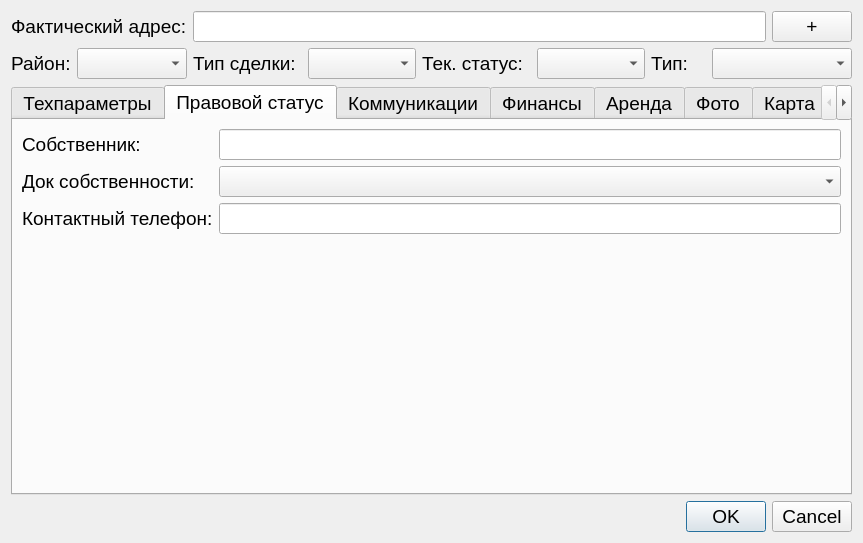
dieselrus/IRealtor_Desktop, file IRealtor_Desktop/realtyobject.ui: the form before one commit.
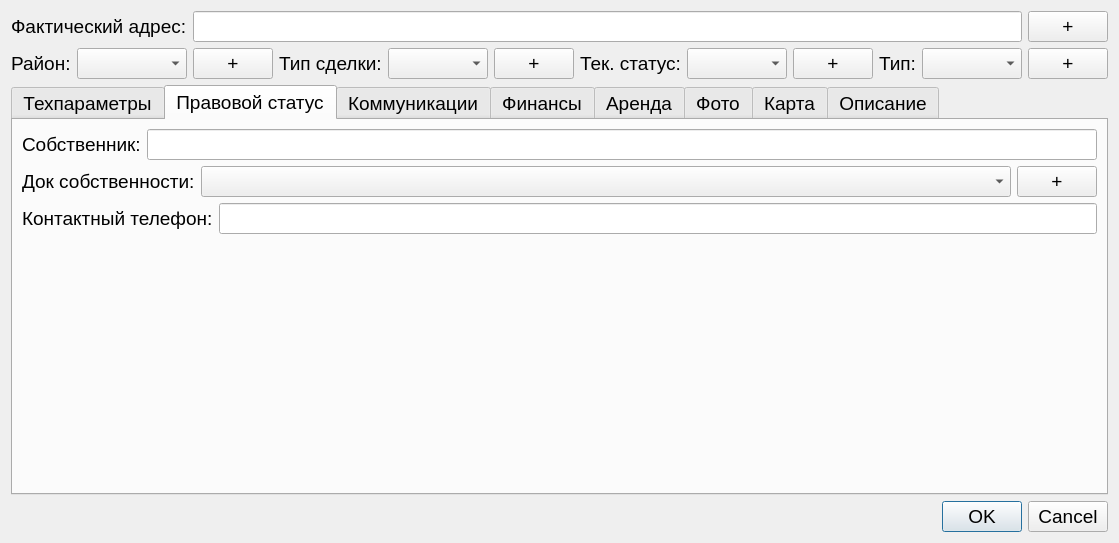
The form after the commit. The open tabs and pages were chosen to show the change.

Commit message: new form realty objects

Patch:
```diff
--- a/IRealtor_Desktop/realtyobject.ui
+++ b/IRealtor_Desktop/realtyobject.ui
@@ -6,8 +6,8 @@
    <rect>
     <x>0</x>
     <y>0</y>
-    <width>778</width>
-    <height>514</height>
+    <width>1000</width>
+    <height>524</height>
    </rect>
   </property>
   <property name="font">
@@ -24,58 +24,86 @@
   <layout class="QVBoxLayout" name="verticalLayout">
    <item>
     <layout class="QGridLayout" name="gridLayout">
-     <item row="1" column="1" colspan="2">
-      <widget class="QComboBox" name="cmbRegion"/>
+     <item row="1" column="8">
+      <widget class="QPushButton" name="pushButton_3">
+       <property name="text">
+        <string>+</string>
+       </property>
+      </widget>
      </item>
-     <item row="1" column="5" colspan="2">
-      <widget class="QComboBox" name="cmbTradeType"/>
+     <item row="1" column="3">
+      <widget class="QPushButton" name="pushButton_2">
+       <property name="text">
+        <string>+</string>
+       </property>
+      </widget>
      </item>
-     <item row="1" column="9" colspan="2">
-      <widget class="QComboBox" name="cmbStatus"/>
+     <item row="0" column="3" colspan="13">
+      <widget class="QLineEdit" name="leAddress"/>
      </item>
-     <item row="1" column="3" colspan="2">
+     <item row="0" column="16">
+      <widget class="QPushButton" name="pushButton">
+       <property name="text">
+        <string>+</string>
+       </property>
+      </widget>
+     </item>
+     <item row="0" column="0" colspan="3">
+      <widget class="QLabel" name="label_5">
+       <property name="text">
+        <string>Фактический адрес:</string>
+       </property>
+      </widget>
+     </item>
+     <item row="1" column="14">
+      <widget class="QLabel" name="label_4">
+       <property name="text">
+        <string>Тип:</string>
+       </property>
+      </widget>
+     </item>
+     <item row="1" column="0">
+      <widget class="QLabel" name="label">
+       <property name="text">
+        <string>Район:</string>
+       </property>
+      </widget>
+     </item>
+     <item row="1" column="4" colspan="2">
       <widget class="QLabel" name="label_2">
        <property name="text">
         <string>Тип сделки:</string>
        </property>
       </widget>
      </item>
-     <item row="1" column="7" colspan="2">
+     <item row="1" column="9" colspan="2">
       <widget class="QLabel" name="label_3">
        <property name="text">
         <string>Тек. статус:</string>
        </property>
       </widget>
      </item>
-     <item row="1" column="0">
-      <widget class="QLabel" name="label">
+     <item row="1" column="11" colspan="2">
+      <widget class="QComboBox" name="cmbStatus"/>
+     </item>
+     <item row="1" column="6" colspan="2">
+      <widget class="QComboBox" name="cmbTradeType"/>
+     </item>
+     <item row="1" column="1" colspan="2">
+      <widget class="QComboBox" name="cmbRegion"/>
+     </item>
+     <item row="1" column="13">
+      <widget class="QPushButton" name="pushButton_4">
        <property name="text">
-        <string>Район:</string>
+        <string>+</string>
        </property>
       </widget>
      </item>
-     <item row="1" column="12" colspan="2">
+     <item row="1" column="15">
       <widget class="QComboBox" name="cmbType"/>
      </item>
-     <item row="1" column="11">
-      <widget class="QLabel" name="label_4">
-       <property name="text">
-        <string>Тип:</string>
-       </property>
-      </widget>
-     </item>
-     <item row="0" column="3" colspan="10">
-      <widget class="QLineEdit" name="leAddress"/>
-     </item>
-     <item row="0" column="0" colspan="3">
-      <widget class="QLabel" name="label_5">
-       <property name="text">
-        <string>Фактический адрес:</string>
-       </property>
-      </widget>
-     </item>
-     <item row="0" column="13">
-      <widget class="QPushButton" name="pushButton">
+     <item row="1" column="16">
+      <widget class="QPushButton" name="pushButton_5">
        <property name="text">
         <string>+</string>
        </property>
@@ -351,36 +379,81 @@
       <attribute name="title">
        <string>Правовой статус</string>
       </attribute>
-      <layout class="QFormLayout" name="formLayout">
-       <item row="0" column="0">
-        <widget class="QLabel" name="label_20">
-         <property name="text">
-          <string>Собственник:</string>
-         </property>
-        </widget>
+      <layout class="QVBoxLayout" name="verticalLayout_8">
+       <item>
+        <layout class="QHBoxLayout" name="horizontalLayout_8">
+         <item>
+          <widget class="QLabel" name="label_20">
+           <property name="text">
+            <string>Собственник:</string>
+           </property>
+          </widget>
+         </item>
+         <item>
+          <widget class="QLineEdit" name="leOwner"/>
+         </item>
+        </layout>
        </item>
-       <item row="0" column="1">
-        <widget class="QLineEdit" name="leOwner"/>
+       <item>
+        <layout class="QHBoxLayout" name="horizontalLayout_9">
+         <item>
+          <widget class="QLabel" name="label_21">
+           <property name="text">
+            <string>Док собственности:</string>
+           </property>
+          </widget>
+         </item>
+         <item>
+          <widget class="QComboBox" name="cmbDocProperty">
+           <property name="sizePolicy">
+            <sizepolicy hsizetype="Expanding" vsizetype="Fixed">
+             <horstretch>0</horstretch>
+             <verstretch>0</verstretch>
+            </sizepolicy>
+           </property>
+          </widget>
+         </item>
+         <item>
+          <widget class="QPushButton" name="pushButton_8">
+           <property name="sizePolicy">
+            <sizepolicy hsizetype="Fixed" vsizetype="Fixed">
+             <horstretch>0</horstretch>
+             <verstretch>0</verstretch>
+            </sizepolicy>
+           </property>
+           <property name="text">
+            <string>+</string>
+           </property>
+          </widget>
+         </item>
+        </layout>
        </item>
-       <item row="1" column="0">
-        <widget class="QLabel" name="label_21">
-         <property name="text">
-          <string>Док собственности:</string>
-         </property>
-        </widget>
+       <item>
+        <layout class="QHBoxLayout" name="horizontalLayout_10">
+         <item>
+          <widget class="QLabel" name="label_22">
+           <property name="text">
+            <string>Контактный телефон:</string>
+           </property>
+          </widget>
+         </item>
+         <item>
+          <widget class="QLineEdit" name="lePhone"/>
+         </item>
+        </layout>
        </item>
-       <item row="1" column="1">
-        <widget class="QComboBox" name="cmbDocProperty"/>
-       </item>
-       <item row="2" column="0">
-        <widget class="QLabel" name="label_22">
-         <property name="text">
-          <string>Контактный телефон:</string>
+       <item>
+        <spacer name="verticalSpacer_2">
+         <property name="orientation">
+          <enum>Qt::Vertical</enum>
          </property>
-        </widget>
-       </item>
-       <item row="2" column="1">
-        <widget class="QLineEdit" name="lePhone"/>
+         <property name="sizeHint" stdset="0">
+          <size>
+           <width>20</width>
+           <height>40</height>
+          </size>
+         </property>
+        </spacer>
        </item>
       </layout>
      </widget>
@@ -628,6 +701,12 @@
    </item>
    <item>
     <widget class="QDialogButtonBox" name="buttonBox">
+     <property name="sizePolicy">
+      <sizepolicy hsizetype="Expanding" vsizetype="Fixed">
+       <horstretch>0</horstretch>
+       <verstretch>0</verstretch>
+      </sizepolicy>
+     </property>
      <property name="standardButtons">
       <set>QDialogButtonBox::Cancel|QDialogButtonBox::Ok</set>
      </property>
```
Left out of the diff: 14 changed lines with no effect on the pictures. The commit also changes 31 other files.
